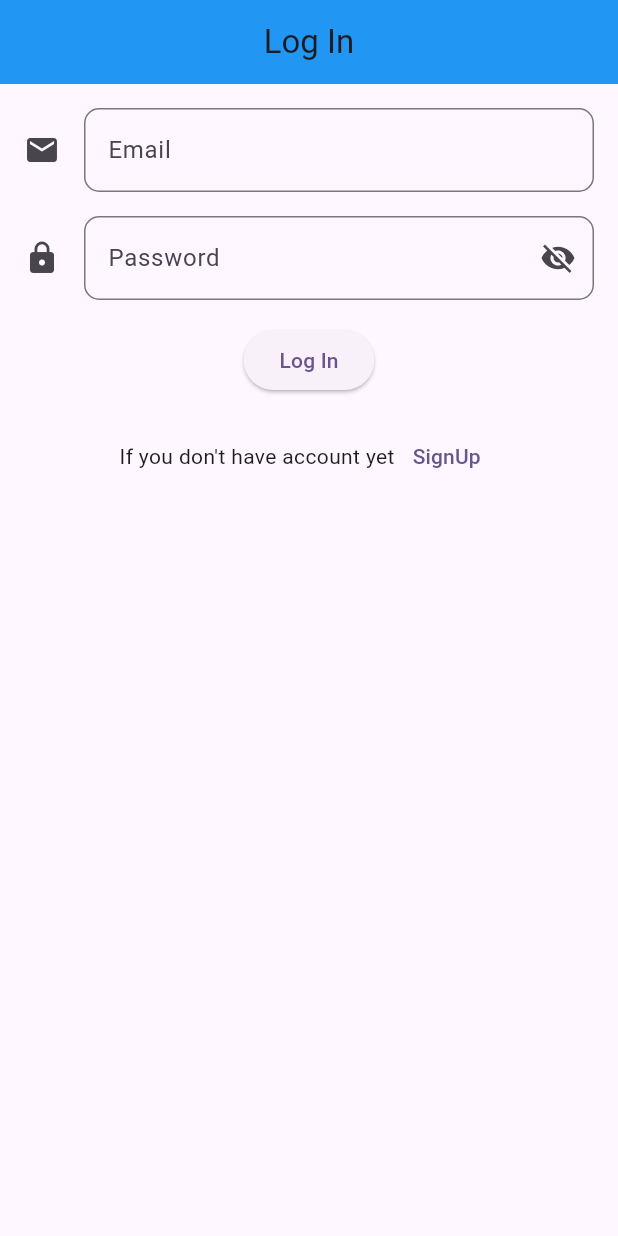
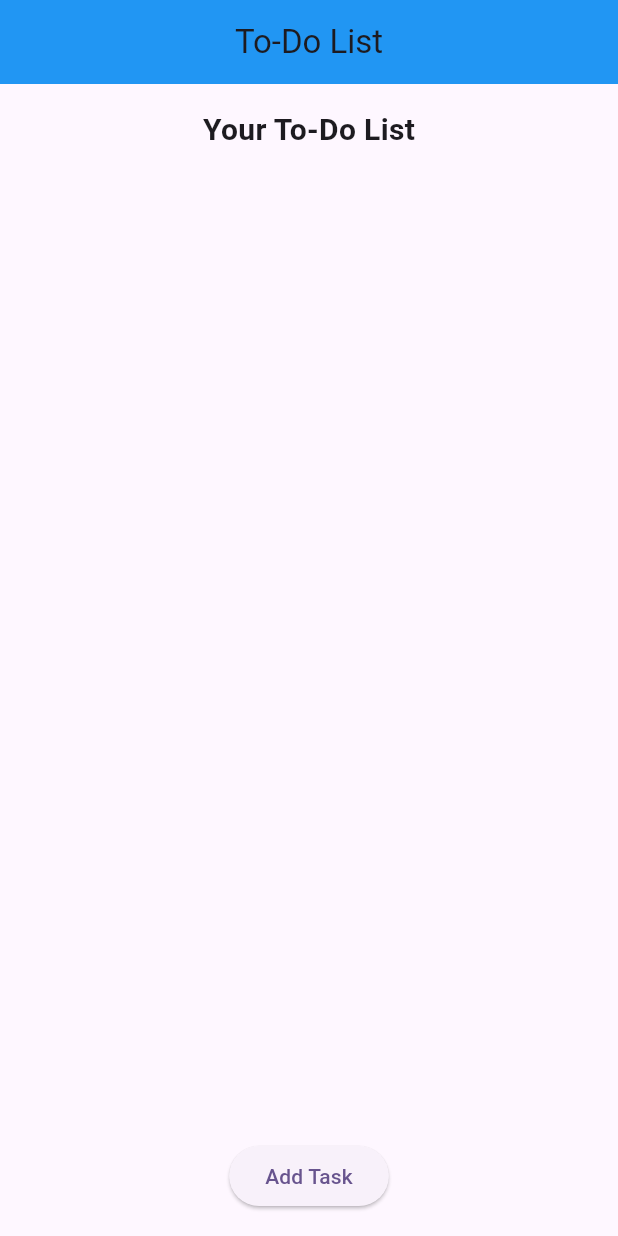
Before and after one commit to TheGhost025/To-DoList-Flutter-Firebase, a Flutter app: the screen it shows after launch, after a tap on "Log In", on a phone screen of 412 x 824 dp. Run offline on Flutter 3.47's test engine with Material 3 defaults, Android fonts, the phone set to English and light mode, and no system bars.

Commit message:
to do list screen

```diff
--- a/to_dolist/lib/main.dart
+++ b/to_dolist/lib/main.dart
@@ -1,5 +1,7 @@
 import 'package:flutter/material.dart';
 import 'package:to_dolist/logIn.dart';
+import 'package:to_dolist/signup.dart';
+import 'package:to_dolist/todolist.dart';
 
 void main() {
   runApp(const MyApp());
@@ -19,7 +21,12 @@ class MyApp extends StatelessWidget {
         useMaterial3: true,
       ),
       debugShowCheckedModeBanner: false,
-      home: LogInPage(),
+      initialRoute: '/login',
+      routes: {
+        '/login': (context) => LogInPage(),
+        '/signup': (context) => SignUpPage(),
+        '/todolist': (context) => ToDoListPage(),
+      },
     );
   }
 }
--- /dev/null
+++ b/to_dolist/lib/todolist.dart
@@ -0,0 +1,92 @@
+import 'package:flutter/material.dart';
+
+class ToDoListPage extends StatefulWidget {
+  @override
+  ToDoListPageState createState() => ToDoListPageState();
+}
+
+class ToDoListPageState extends State<ToDoListPage> {
+  List<String> todos = [];
+
+  void addTask(BuildContext context) {
+    String newToDoList = "";
+
+    showDialog(
+        context: context,
+        builder: (BuildContext context) {
+          return AlertDialog(
+            title: Text("Add new Task"),
+            content: TextField(
+              onChanged: (value) {
+                newToDoList = value;
+              },
+              decoration: InputDecoration(hintText: "Enter Your Task ....."),
+            ),
+            actions: [
+              TextButton(
+                  onPressed: () {
+                    Navigator.pop(context);
+                  },
+                  child: Text("Cancel")),
+              ElevatedButton(
+                  onPressed: () {
+                    setState(() {
+                      if (newToDoList.isNotEmpty) {
+                        todos.add(newToDoList);
+                        Navigator.pop(context);
+                      }
+                    });
+                  },
+                  child: Text("Add"))
+            ],
+          );
+        });
+  }
+
+  @override
+  Widget build(BuildContext context) {
+    // TODO: implement build
+    return Scaffold(
+      appBar: AppBar(
+        title: Text("To-Do List"),
+        centerTitle: true,
+      ),
+      body: Padding(
+        padding: EdgeInsets.all(16.0),
+        child: Column(children: [
+          Text(
+            "Your To-Do List",
+            style: TextStyle(fontSize: 20, fontWeight: FontWeight.bold),
+          ),
+          SizedBox(
+            height: 16,
+          ),
+          Expanded(
+              child: ListView.builder(
+            itemBuilder: (context, index) {
+              return Card(
+                elevation: 3,
+                margin: EdgeInsets.symmetric(vertical: 8),
+                child: ListTile(
+                  title: Text(
+                    todos[index],
+                    style: TextStyle(fontSize: 20, fontWeight: FontWeight.w500),
+                  ),
+                ),
+              );
+            },
+            itemCount: todos.length,
+          )),
+          SizedBox(
+            height: 16,
+          ),
+          ElevatedButton(
+              onPressed: () {
+                addTask(context);
+              },
+              child: Text("Add Task"))
+        ]),
+      ),
+    );
+  }
+}
```
Also changed, not shown: to_dolist/lib/logIn.dart (+3 -4 lines).
